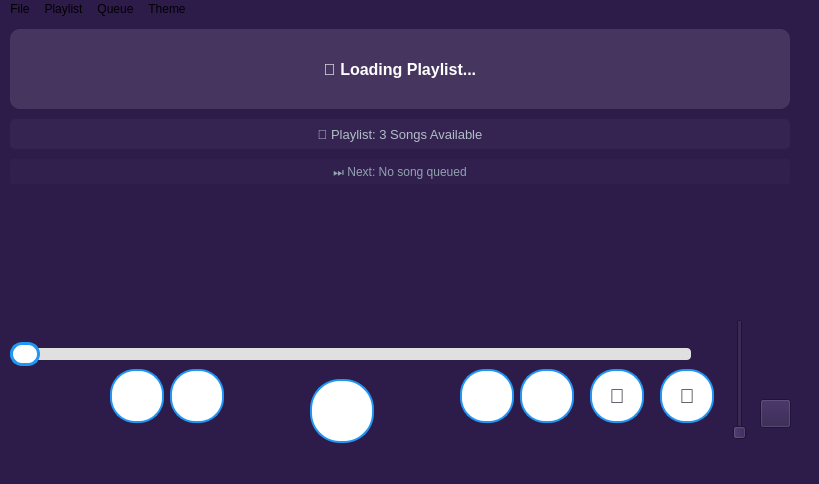
Before: the Qt Designer form mainwindow.ui in snahvi/AP_jukebox, drawn with Qt 5.
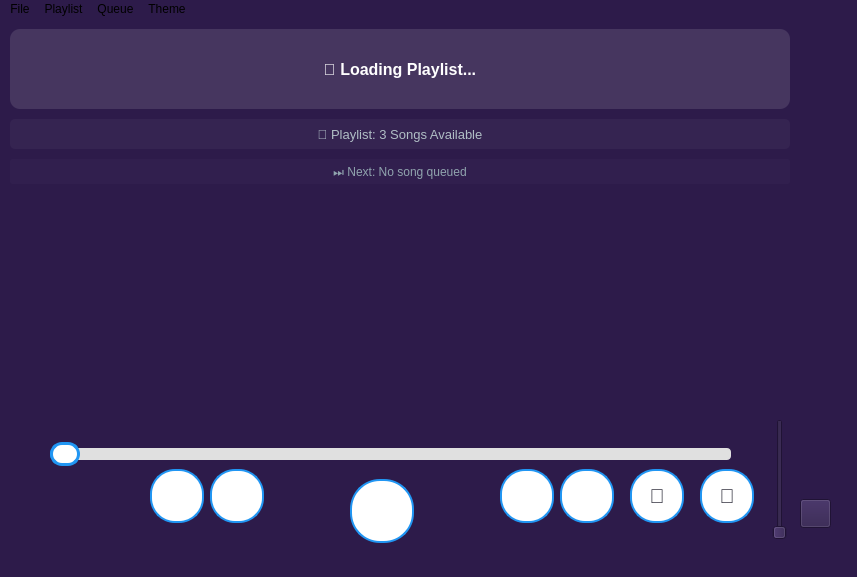
After: the same form once the commit is applied.

What changed in the file:
```diff
--- a/mainwindow.ui
+++ b/mainwindow.ui
@@ -6,8 +6,8 @@
    <rect>
     <x>0</x>
     <y>0</y>
-    <width>819</width>
-    <height>484</height>
+    <width>857</width>
+    <height>577</height>
    </rect>
   </property>
   <property name="windowTitle">
@@ -52,8 +52,8 @@
    <widget class="QSlider" name="horizontalSlider">
     <property name="geometry">
      <rect>
-      <x>10</x>
-      <y>320</y>
+      <x>50</x>
+      <y>420</y>
       <width>681</width>
       <height>31</height>
      </rect>
@@ -98,8 +98,8 @@
    <widget class="QPushButton" name="push_button_gofront">
     <property name="geometry">
      <rect>
-      <x>460</x>
-      <y>350</y>
+      <x>500</x>
+      <y>450</y>
       <width>54</width>
       <height>54</height>
      </rect>
@@ -132,8 +132,8 @@
    <widget class="QPushButton" name="push_button_getback">
     <property name="geometry">
      <rect>
-      <x>170</x>
-      <y>350</y>
+      <x>210</x>
+      <y>450</y>
       <width>54</width>
       <height>54</height>
      </rect>
@@ -166,8 +166,8 @@
    <widget class="QPushButton" name="push_button_nxtsong">
     <property name="geometry">
      <rect>
-      <x>520</x>
-      <y>350</y>
+      <x>560</x>
+      <y>450</y>
       <width>54</width>
       <height>54</height>
      </rect>
@@ -200,8 +200,8 @@
    <widget class="QPushButton" name="button_shuffle">
     <property name="geometry">
      <rect>
-      <x>590</x>
-      <y>350</y>
+      <x>630</x>
+      <y>450</y>
       <width>54</width>
       <height>54</height>
      </rect>
@@ -245,8 +245,8 @@
    <widget class="QPushButton" name="button_repeat">
     <property name="geometry">
      <rect>
-      <x>660</x>
-      <y>350</y>
+      <x>700</x>
+      <y>450</y>
       <width>54</width>
       <height>54</height>
      </rect>
@@ -290,8 +290,8 @@
    <widget class="QPushButton" name="push_button_lastsong">
     <property name="geometry">
      <rect>
-      <x>110</x>
-      <y>350</y>
+      <x>150</x>
+      <y>450</y>
       <width>54</width>
       <height>54</height>
      </rect>
@@ -324,8 +324,8 @@
    <widget class="QPushButton" name="pushButton_play">
     <property name="geometry">
      <rect>
-      <x>310</x>
-      <y>360</y>
+      <x>350</x>
+      <y>460</y>
       <width>64</width>
       <height>64</height>
      </rect>
@@ -358,8 +358,8 @@
    <widget class="QPushButton" name="pushButton_soundoff">
     <property name="geometry">
      <rect>
-      <x>760</x>
-      <y>380</y>
+      <x>800</x>
+      <y>480</y>
       <width>31</width>
       <height>29</height>
      </rect>
@@ -371,8 +371,8 @@
    <widget class="QSlider" name="verticalSlider">
     <property name="geometry">
      <rect>
-      <x>730</x>
-      <y>300</y>
+      <x>770</x>
+      <y>400</y>
       <width>20</width>
       <height>121</height>
      </rect>
@@ -384,8 +384,8 @@
    <widget class="QLabel" name="label_Value_1">
     <property name="geometry">
      <rect>
-      <x>20</x>
-      <y>300</y>
+      <x>60</x>
+      <y>400</y>
       <width>63</width>
       <height>20</height>
      </rect>
@@ -400,8 +400,8 @@
    <widget class="QLabel" name="label_Value_2">
     <property name="geometry">
      <rect>
-      <x>640</x>
-      <y>300</y>
+      <x>680</x>
+      <y>400</y>
       <width>63</width>
       <height>20</height>
      </rect>
@@ -469,13 +469,23 @@
      <set>Qt::AlignmentFlag::AlignCenter</set>
     </property>
    </widget>
+   <widget class="QWidget" name="video_equalizer" native="true">
+    <property name="geometry">
+     <rect>
+      <x>270</x>
+      <y>210</y>
+      <width>221</width>
+      <height>161</height>
+     </rect>
+    </property>
+   </widget>
   </widget>
   <widget class="QMenuBar" name="menubar">
    <property name="geometry">
     <rect>
      <x>0</x>
      <y>0</y>
-     <width>819</width>
+     <width>857</width>
      <height>25</height>
     </rect>
    </property>
```
